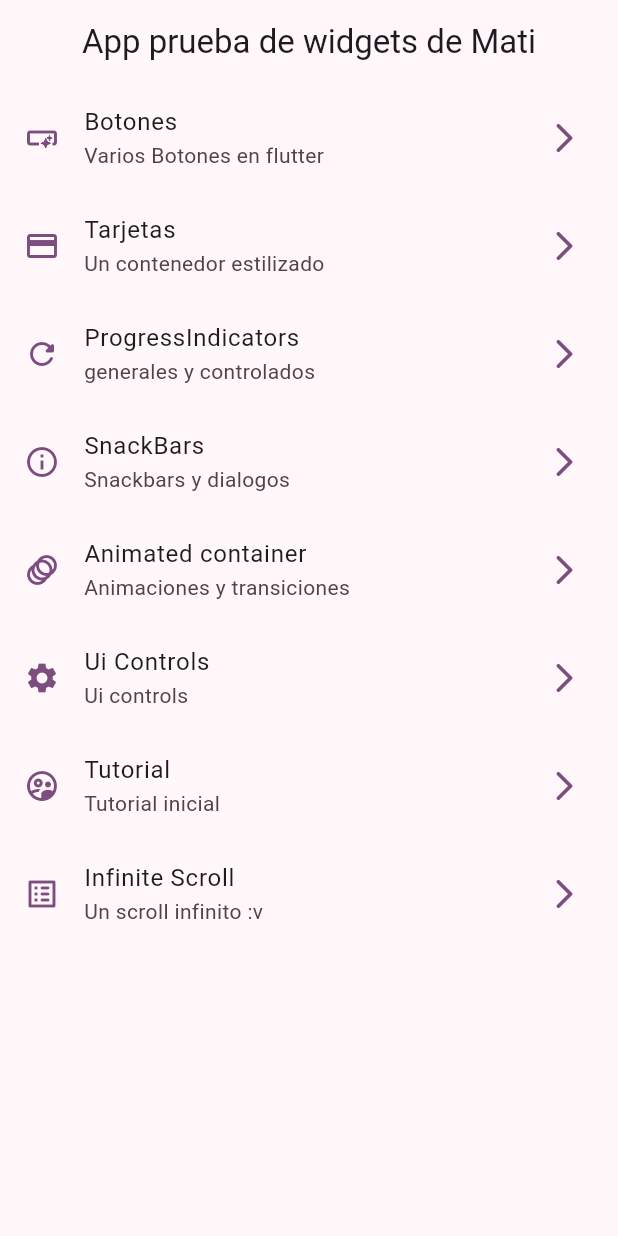
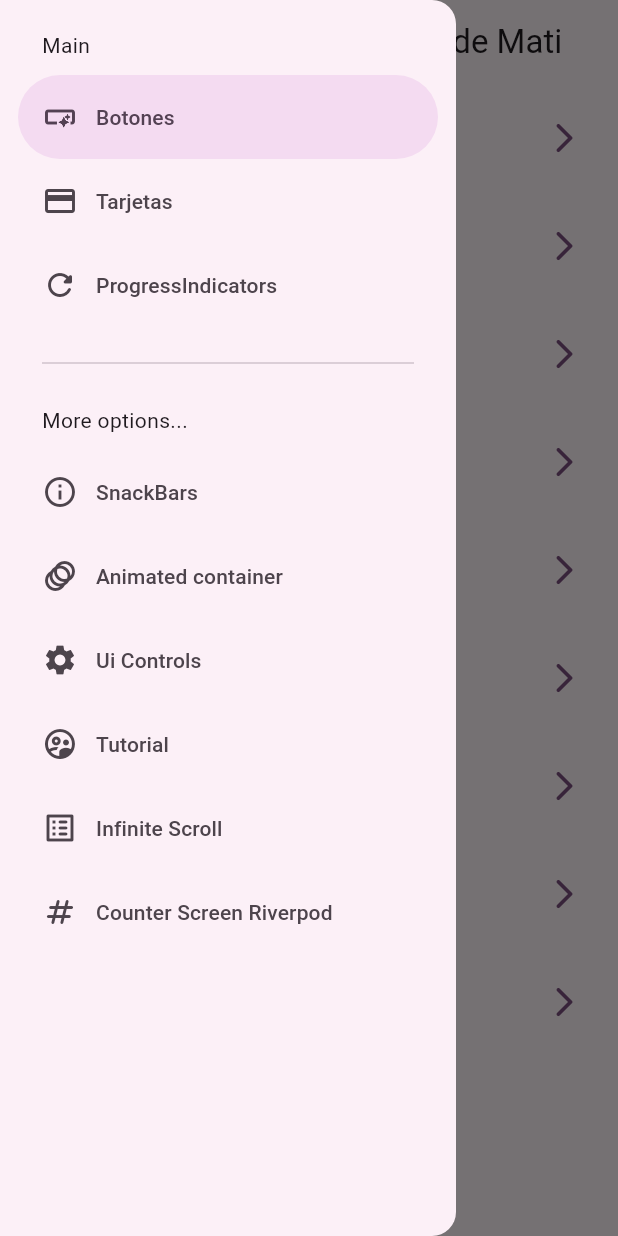
Before and after one commit to ArtroxxDev/widgets, a Flutter app: the screen it shows after launch, with the side drawer open (before the commit the screen has no drawer), on a phone screen of 412 x 824 dp. Run offline on Flutter 3.47's test engine with Material 3 defaults, Android fonts, the phone set to English and light mode, and no system bars; our stand-ins replace animate_do, flutter_riverpod, go_router.

Commit message:
riverpod has added

```diff
--- a/lib/config/menu/menu_items.dart
+++ b/lib/config/menu/menu_items.dart
@@ -54,5 +54,10 @@ const appMenuItem = <MenuItem>[
       title: 'Infinite Scroll',
       subTitle: 'Un scroll infinito :v',
       link: '/infinite',
-      icon: Icons.list_alt_rounded)
+      icon: Icons.list_alt_rounded),
+  MenuItem(
+      title: 'Counter Screen Riverpod',
+      subTitle: 'Pantalla de contador en riverpod',
+      link: '/counter-river',
+      icon: Icons.numbers_rounded),
 ];
--- /dev/null
+++ b/lib/config/presentation/providers/counter_provider.dart
@@ -0,0 +1,3 @@
+import 'package:flutter_riverpod/flutter_riverpod.dart';
+
+final counterProvider = StateProvider((ref) => 5);
--- a/lib/config/presentation/screens/home/home_screen.dart
+++ b/lib/config/presentation/screens/home/home_screen.dart
@@ -1,6 +1,7 @@
 import 'package:flutter/material.dart';
 import 'package:go_router/go_router.dart';
 import 'package:widgets_app/config/menu/menu_items.dart';
+import 'package:widgets_app/config/presentation/widgets/side_menu.dart';
 
 class HomeScreen extends StatelessWidget {
   static const String name = "HomeScreen";
@@ -8,9 +9,12 @@ class HomeScreen extends StatelessWidget {
 
   @override
   Widget build(BuildContext context) {
+    final scaffoldKey = GlobalKey<ScaffoldState>();
     return Scaffold(
+      key: scaffoldKey,
       appBar: AppBar(title: const Text('App prueba de widgets de Mati')),
       body: const _HomeView(),
+      drawer: SideMenu(scaffoldKey: scaffoldKey),
     );
   }
 }
--- a/lib/config/presentation/screens/screens.dart
+++ b/lib/config/presentation/screens/screens.dart
@@ -1,3 +1,5 @@
+export 'package:widgets_app/config/presentation/screens/counter/counter_screen.dart';
+
 export 'package:widgets_app/config/presentation/screens/snackbar/snackbar_screen.dart';
 export 'package:widgets_app/config/presentation/screens/ui_controls/ui_controls_screen.dart';
 
--- /dev/null
+++ b/lib/config/presentation/widgets/side_menu.dart
@@ -0,0 +1,56 @@
+import 'package:flutter/material.dart';
+import 'package:go_router/go_router.dart';
+import 'package:widgets_app/config/menu/menu_items.dart';
+
+class SideMenu extends StatefulWidget {
+  final GlobalKey<ScaffoldState> scaffoldKey;
+  const SideMenu({super.key, required this.scaffoldKey});
+
+  @override
+  State<SideMenu> createState() => _SideMenuState();
+}
+
+class _SideMenuState extends State<SideMenu> {
+  int navDrawerIndex = 0;
+  @override
+  Widget build(BuildContext context) {
+    final hasNotch = MediaQuery.of(context).viewPadding.top > 35;
+    return NavigationDrawer(
+        selectedIndex: navDrawerIndex,
+        onDestinationSelected: (value) {
+          setState(() {
+            navDrawerIndex = value;
+          });
+
+          final menuItem = appMenuItem[value];
+          context.push(menuItem.link);
+          widget.scaffoldKey.currentState?.closeDrawer();
+        },
+        children: [
+          Padding(
+            padding: EdgeInsets.fromLTRB(28, hasNotch ? 0 : 20, 16, 10),
+            child: const Text('Main'),
+          ),
+          ...appMenuItem.sublist(0, 3).map(
+                (item) => NavigationDrawerDestination(
+                  icon: Icon(item.icon),
+                  label: Text(item.title),
+                ),
+              ),
+          const Padding(
+            padding: EdgeInsets.fromLTRB(28, 16, 28, 10),
+            child: Divider(),
+          ),
+          const Padding(
+            padding: EdgeInsets.fromLTRB(28, 10, 16, 10),
+            child: Text('More options...'),
+          ),
+          ...appMenuItem.sublist(3).map(
+                (item) => NavigationDrawerDestination(
+                  icon: Icon(item.icon),
+                  label: Text(item.title),
+                ),
+              ),
+        ]);
+  }
+}
--- a/lib/config/router/app_router.dart
+++ b/lib/config/router/app_router.dart
@@ -44,5 +44,9 @@ final appRouter = GoRouter(routes: [
   GoRoute(
       path: '/infinite',
       name: InfiniteScrollScreen.name,
-      builder: (context, state) => const InfiniteScrollScreen())
+      builder: (context, state) => const InfiniteScrollScreen()),
+  GoRoute(
+      path: '/counter-river',
+      name: CounterScreen.name,
+      builder: (context, state) => const CounterScreen())
 ]);
--- a/lib/main.dart
+++ b/lib/main.dart
@@ -1,10 +1,11 @@
 import 'package:flutter/material.dart';
+import 'package:flutter_riverpod/flutter_riverpod.dart';
 
 import 'package:widgets_app/config/router/app_router.dart';
 import 'package:widgets_app/config/theme/app_theme.dart';
 
 void main() {
-  runApp(const MainApp());
+  runApp(const ProviderScope(child: MainApp()));
 }
 
 class MainApp extends StatelessWidget {
--- a/pubspec.yaml
+++ b/pubspec.yaml
@@ -10,6 +10,7 @@ dependencies:
   animate_do: ^3.3.3
   flutter:
     sdk: flutter
+  flutter_riverpod: ^2.4.10
   go_router: ^13.2.0
 
 dev_dependencies:
```
Also changed, not shown: lib/config/presentation/screens/counter/counter_screen.dart (added, +27 -0 lines), pubspec.lock.
